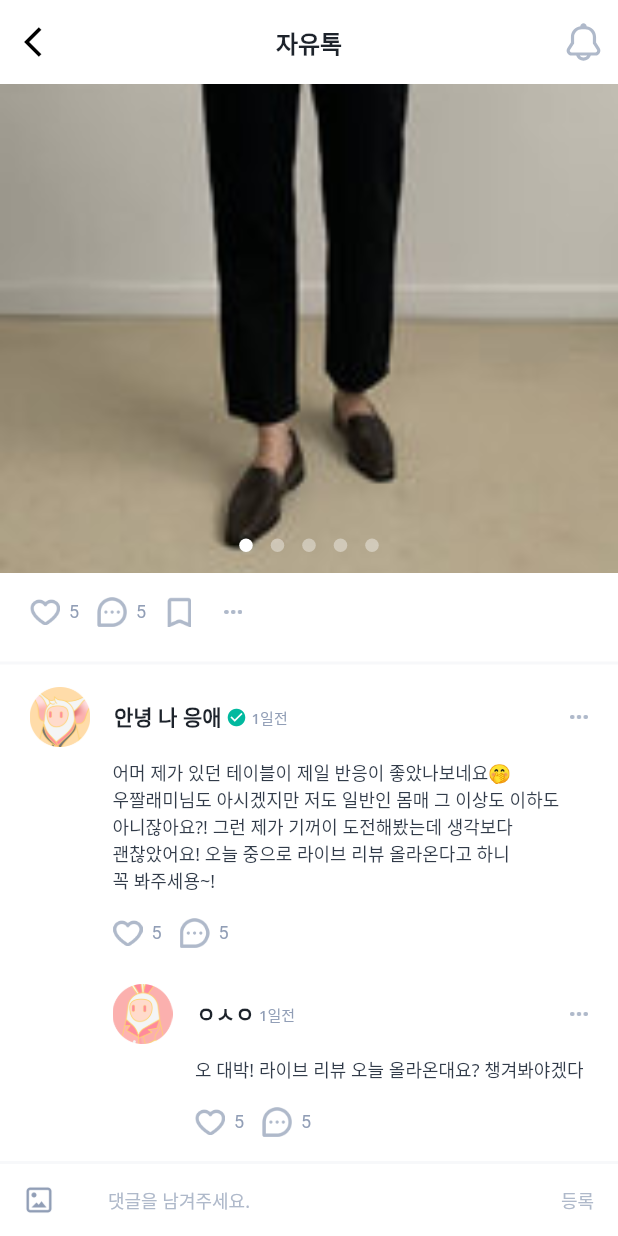
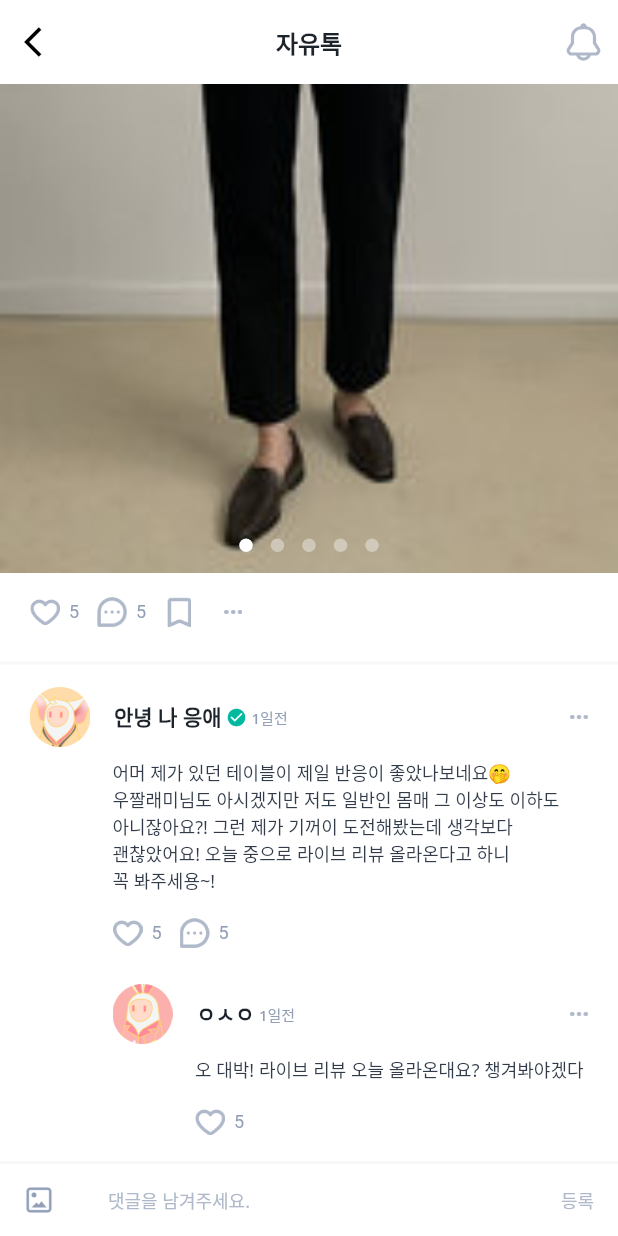
Before and after one commit to NikeshNayak/hypehire_flutter_task_app, a Flutter app: the screen it shows after launch, scrolled down 497 dp, on a phone screen of 412 x 824 dp. Run offline on Flutter 3.47's test engine with Material 2 defaults, Android fonts, the light colour scheme and no system bars; drawn by our look-alikes of dots_indicator; our stand-ins replace flutter_svg.

Commit message:
minor change

```diff
--- a/lib/molecules/comment_molecule.dart
+++ b/lib/molecules/comment_molecule.dart
@@ -11,6 +11,7 @@
   final String title;
   final String body;
   final bool isVerified;
+  final bool isReply;
   final Widget? child;
 
   const CommentMolecule({
@@ -19,6 +20,7 @@
     required this.body,
     required this.imagePath,
     required this.isVerified,
+    required this.isReply,
     this.child,
   });
 
@@ -88,21 +90,22 @@
                   fontFamily: AppTypography.familyNotoSans,
                 ),
               ),
-              const Padding(
-                padding: EdgeInsets.symmetric(vertical: 16),
+              Padding(
+                padding: const EdgeInsets.symmetric(vertical: 16),
                 child: Row(
                   children: [
-                    PostIconAtom(
+                    const PostIconAtom(
                       path: AppImagePath.heart,
                       size: 20,
                       count: '5',
                     ),
-                    SizedBox(width: 12),
-                    PostIconAtom(
-                      path: AppImagePath.reply,
-                      size: 20,
-                      count: '5',
-                    ),
+                    const SizedBox(width: 12),
+                    if (isReply)
+                      const PostIconAtom(
+                        path: AppImagePath.reply,
+                        size: 20,
+                        count: '5',
+                      ),
                   ],
                 ),
               ),
--- a/lib/page/home_page.dart
+++ b/lib/page/home_page.dart
@@ -88,11 +88,13 @@
                         body: AppStrings.comment1BodyText,
                         imagePath: AppImagePath.avatar,
                         isVerified: true,
+                        isReply: true,
                         child: CommentMolecule(
                           title: AppStrings.personTwoText,
                           body: AppStrings.comment2BodyText,
                           imagePath: AppImagePath.avatar2,
                           isVerified: false,
+                          isReply: false,
                         ),
                       ),
                     ],
```
